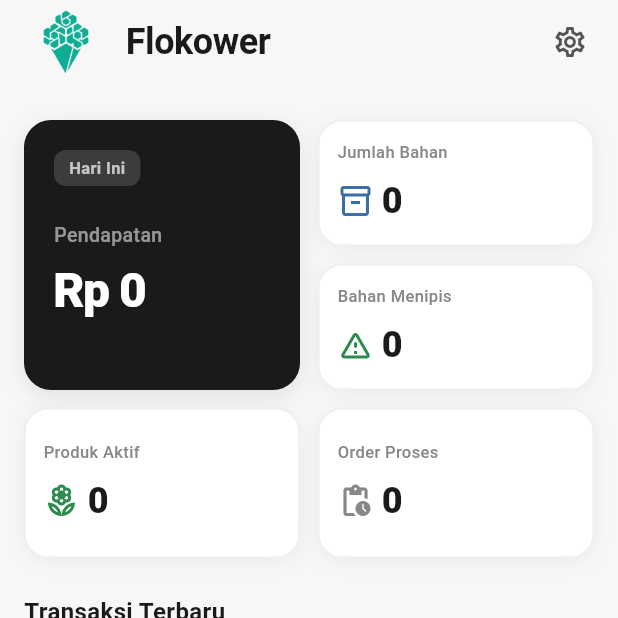
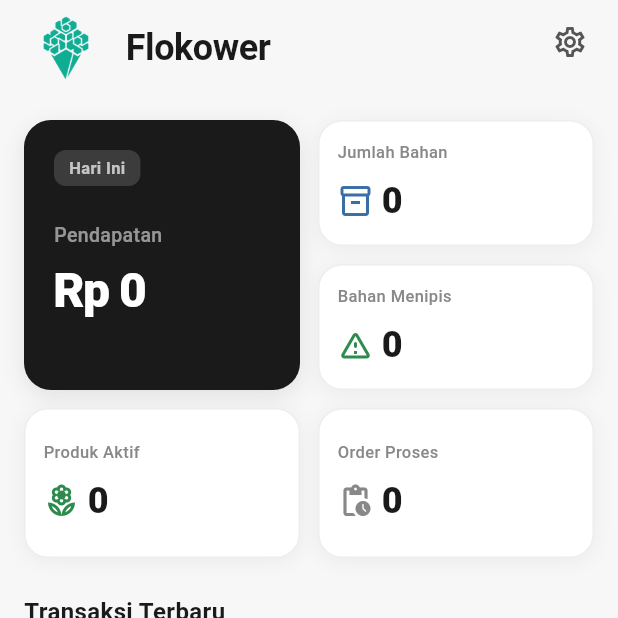
Before and after one commit to teranixbq/Flokower, a Flutter app: the screen it shows once a user with an empty profile is signed in, on a phone screen of 412 x 824 dp, the top half of it. Run offline on Flutter 3.47's test engine with Material 3 defaults, Android fonts, the phone set to English and light mode, and no system bars; our stand-ins replace cloud_firestore, firebase_auth, firebase_core, flutter_dotenv, flutter_riverpod, image_picker; accounts and stored records are empty.

Commit message:
style: add top padding to dashboard header
- Wrap AppBar title with Padding widget
- Add 8px top padding for better visual spacing
- Prevent header from sticking too close to top edge

```diff
--- a/lib/features/dashboard/presentation/screens/dashboard_screen.dart
+++ b/lib/features/dashboard/presentation/screens/dashboard_screen.dart
@@ -32,7 +32,9 @@ class DashboardScreen extends ConsumerWidget {
         backgroundColor: FlokowerTheme.offWhite,
         elevation: 0,
         surfaceTintColor: Colors.transparent,
-        title: Row(
+        title: Padding(
+          padding: const EdgeInsets.only(top: 8.0),
+          child: Row(
             children: [
               ClipRRect(
                 borderRadius: BorderRadius.circular(12),
@@ -46,6 +48,7 @@ class DashboardScreen extends ConsumerWidget {
               const SizedBox(width: 12),
               const Text('Flokower', style: TextStyle(fontSize: 24, fontWeight: FontWeight.w700)),
             ],
+          ),
         ),
         actions: const [SettingsButton()],
       ),
```
Lines whose indentation alone changed are shown as unchanged.
